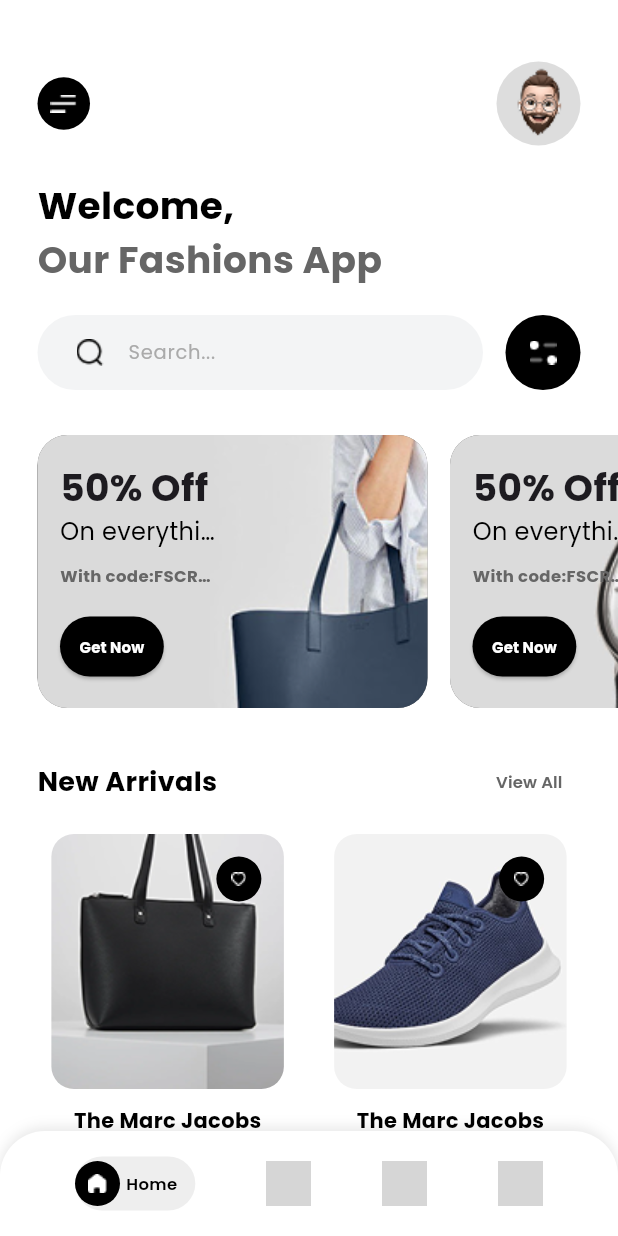
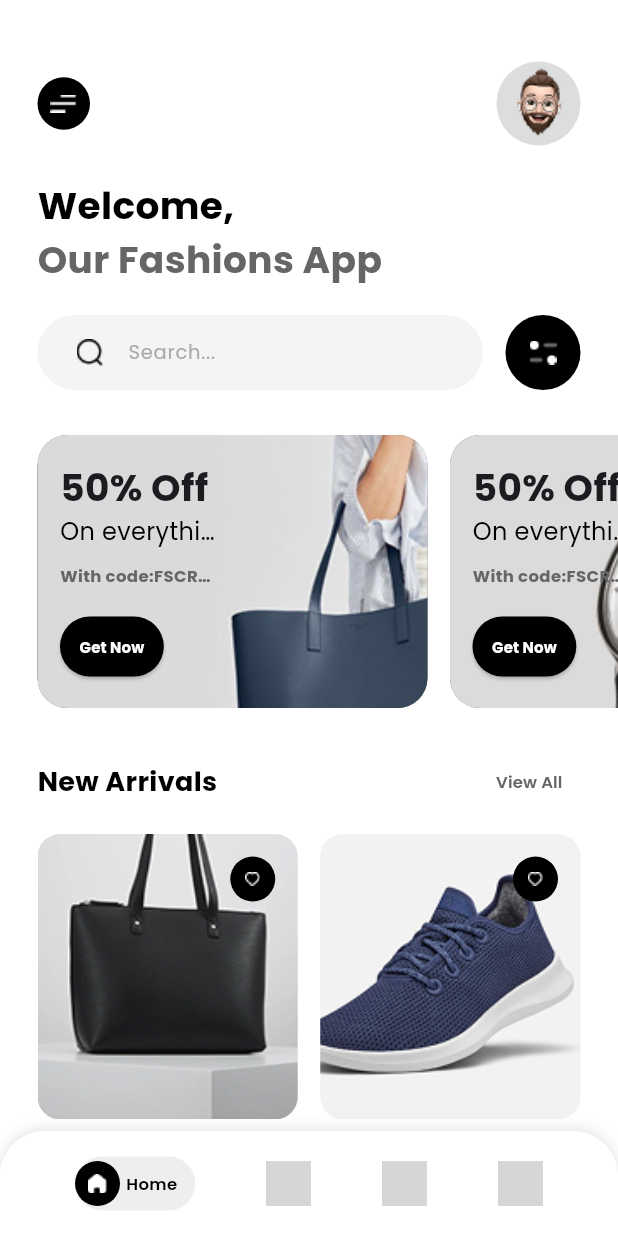
Before and after one commit to soheil-jalili/Ecommerce-App, a Flutter app: the screen it shows after launch, on a phone screen of 412 x 824 dp. Run offline on Flutter 3.47's test engine with Material 3 defaults, Android fonts, the phone set to English and light mode, and no system bars; our stand-ins replace google_fonts; grey boxes are pictures that could not be loaded.

Commit message:
[FIX] Bug home_screen & [MODIFY] README.md

```diff
--- a/lib/screens/home_screen.dart
+++ b/lib/screens/home_screen.dart
@@ -57,17 +57,18 @@ class HomeScreen extends StatelessWidget {
                 MaterialPageRoute(builder: (context) => ProductDetailScreen()),
               );
             },
-            child: Container(
-              decoration: BoxDecoration(
-                borderRadius: BorderRadius.circular(15),
-              ),
             child: Column(
+              crossAxisAlignment: CrossAxisAlignment.start,
               children: [
                 ClipRRect(
                   borderRadius: BorderRadius.circular(15),
                   child: Stack(
                     children: [
-                        Image.asset(productImages[index]),
+                      Image.asset(
+                        productImages[index],
+                        fit: BoxFit.cover,
+                        width: MediaQuery.of(context).size.width,
+                      ),
 
                       Positioned(
                         right: 15,
@@ -89,6 +90,9 @@ class HomeScreen extends StatelessWidget {
                   ),
                 ),
                 SizedBox(height: 11),
+                Center(
+                  child: Column(
+                    children: [
                       Text(
                         'The Marc Jacobs',
                         maxLines: 1,
@@ -122,6 +126,8 @@ class HomeScreen extends StatelessWidget {
                       ),
                     ],
                   ),
+                ),
+              ],
             ),
           ),
         ),
```
Also changed, not shown: 1 other file. Lines whose indentation alone changed are shown as unchanged.
